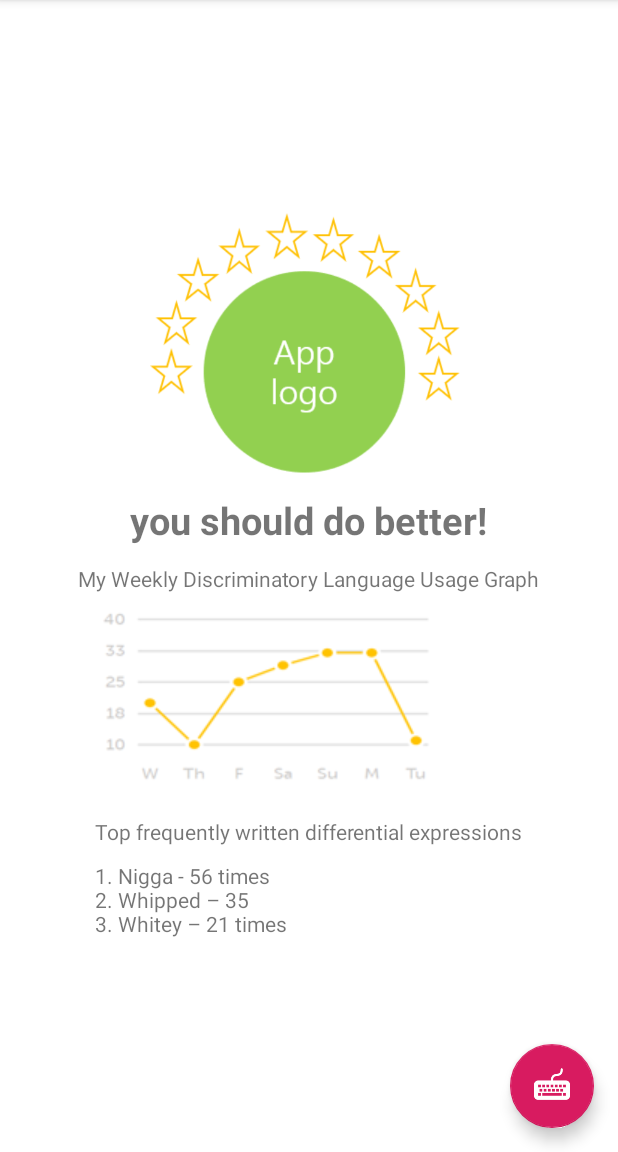
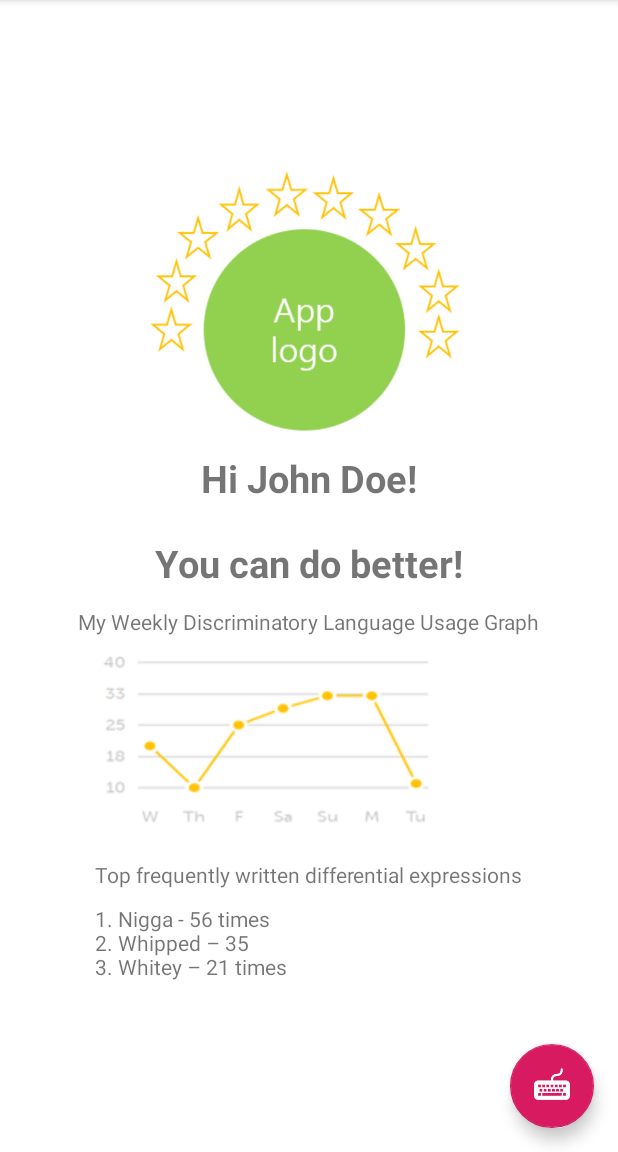
Before and after one commit to arky02/Eicon_DoD, an Android app: the MainActivity screen opened directly, with no data from a screen before it, on a phone screen of 412 x 824 dp, the part 84-1236 px from its top. Run offline under Robolectric (Android 15) with nearby library versions, the phone set to English and light mode, and no system bars.

Commit message:
Edit text

```diff
--- a/app/src/main/res/layout/content_main.xml
+++ b/app/src/main/res/layout/content_main.xml
@@ -17,9 +17,19 @@
         android:src="@drawable/starz" />
 
     <TextView
+        android:id="@+id/greeting"
         android:layout_width="wrap_content"
         android:layout_height="wrap_content"
-        android:text="you should do better!"
+        android:text="@string/greeting"
+        android:layout_marginBottom="12dp"
+        android:textStyle="bold"
+        android:textSize="25dp"
+        android:layout_marginTop="10dp" />
+
+    <TextView
+        android:layout_width="wrap_content"
+        android:layout_height="wrap_content"
+        android:text="You can do better!"
         android:layout_marginBottom="12dp"
         android:textStyle="bold"
         android:textSize="25dp"
```
